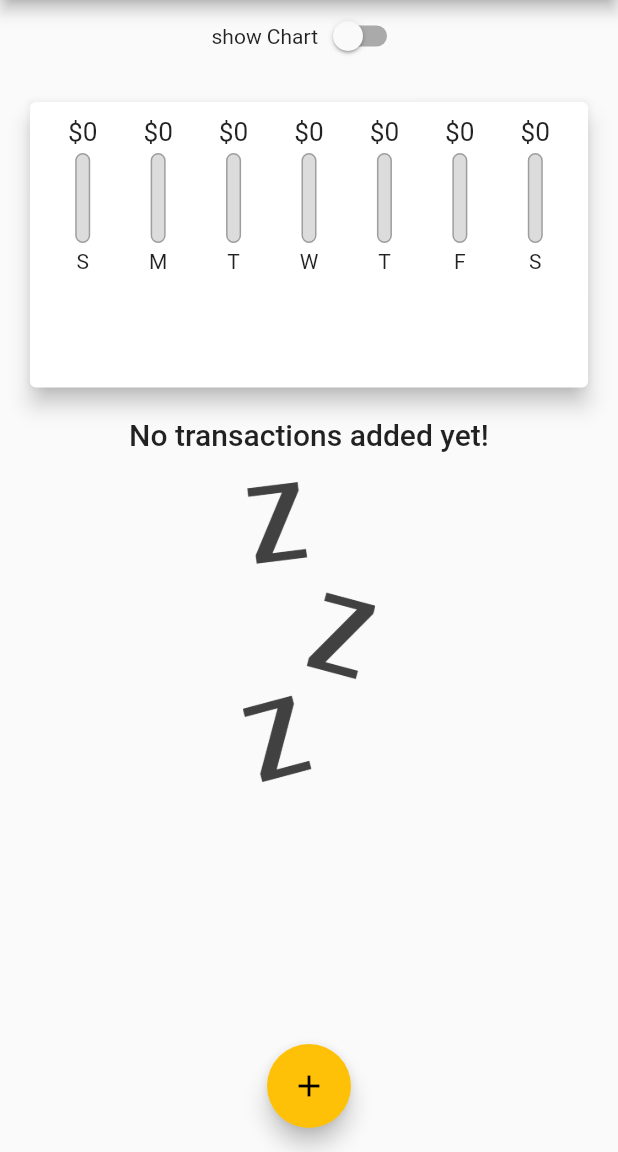
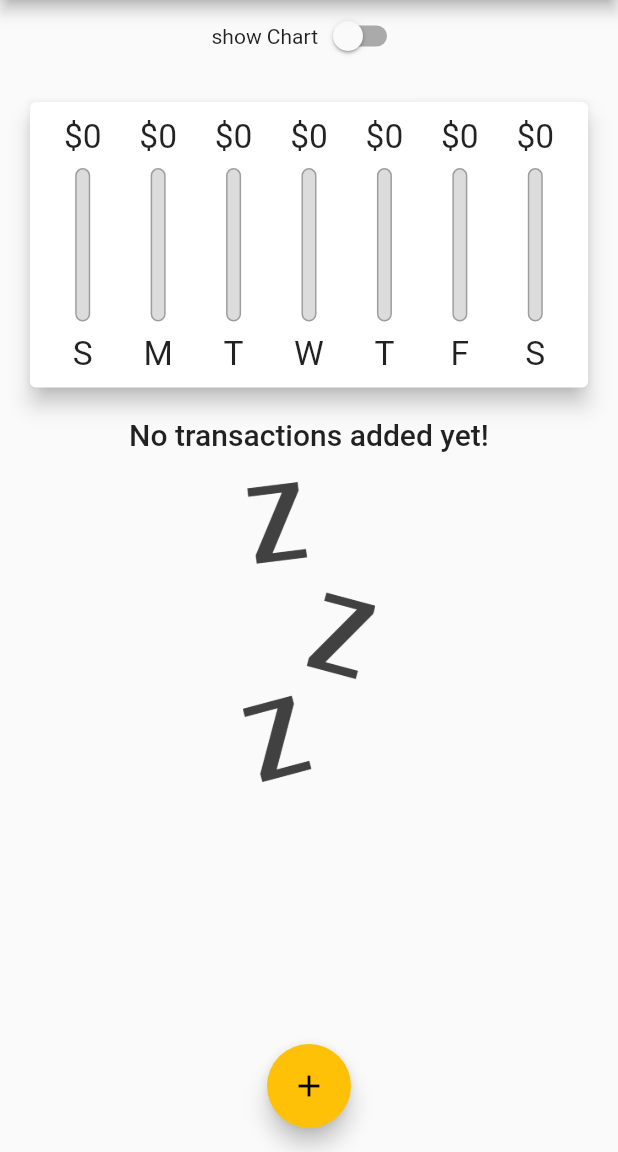
Before and after one commit to rfmswateam/learning_flutter, a Flutter app: the screen it shows after launch, on a phone screen of 412 x 824 dp, the part 84-1236 px from its top. Run offline on Flutter 3.47's test engine with Material 2 defaults, Android fonts, the phone set to English and light mode, and no system bars; missing offline and left inert: dart:ffi.

Commit message:
Section 6 FINAL

```diff
--- a/Projects/flutter_app/lib/widgets/chart_bar.dart
+++ b/Projects/flutter_app/lib/widgets/chart_bar.dart
@@ -1,4 +1,5 @@
 import 'package:flutter/material.dart';
+import 'package:flutter/rendering.dart';
 
 class ChartBar extends StatelessWidget {
   const ChartBar(this.label, this.spendingAmount, this.spendingOfTotal,
@@ -11,10 +12,12 @@ class ChartBar extends StatelessWidget {
 
   @override
   Widget build(BuildContext context) {
+    return LayoutBuilder(
+      builder: (context, constraints) {
         return Column(
           children: <Widget>[
             Container(
-          height: 20,
+              height: constraints.maxHeight * 0.15,
               child: FittedBox(
                 child: Text(
                   "\$${spendingAmount.toStringAsFixed(0)}",
@@ -22,10 +25,10 @@ class ChartBar extends StatelessWidget {
               ),
             ),
             SizedBox(
-          height: 4,
+              height: constraints.maxHeight * 0.05,
             ),
             Container(
-          height: 60,
+              height: constraints.maxHeight * 0.6,
               width: 10,
               child: Stack(
                 children: <Widget>[
@@ -49,10 +52,17 @@ class ChartBar extends StatelessWidget {
               ),
             ),
             SizedBox(
-          height: 4,
+              height: constraints.maxHeight * 0.05,
             ),
-        Text(label),
+            Container(
+              height: constraints.maxHeight * 0.15,
+              child: FittedBox(
+                child: Text(label),
+              ),
+            ),
           ],
+        );
+      },
     );
   }
 }
--- a/Projects/flutter_app/lib/widgets/transaction_list.dart
+++ b/Projects/flutter_app/lib/widgets/transaction_list.dart
@@ -12,7 +12,6 @@ class TransactionList extends StatelessWidget {
   @override
   Widget build(BuildContext context) {
     return Container(
-      height: 300,
       child: transactions.isEmpty
           ? Column(
               children: <Widget>[
```
Lines whose indentation alone changed are shown as unchanged.
